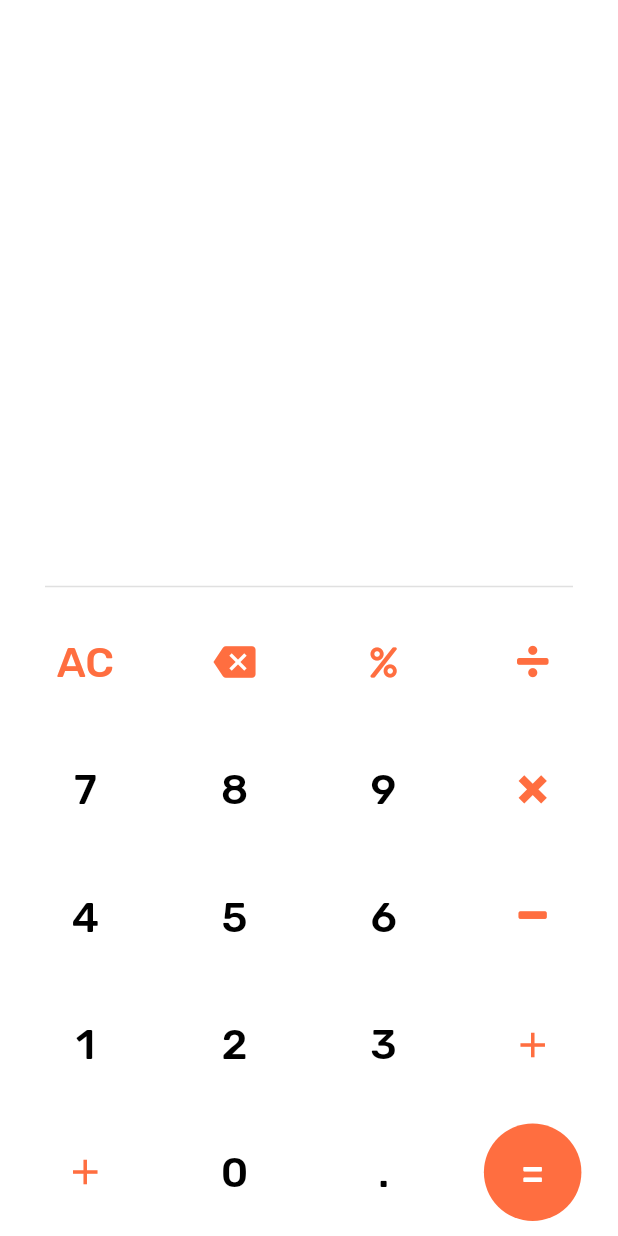
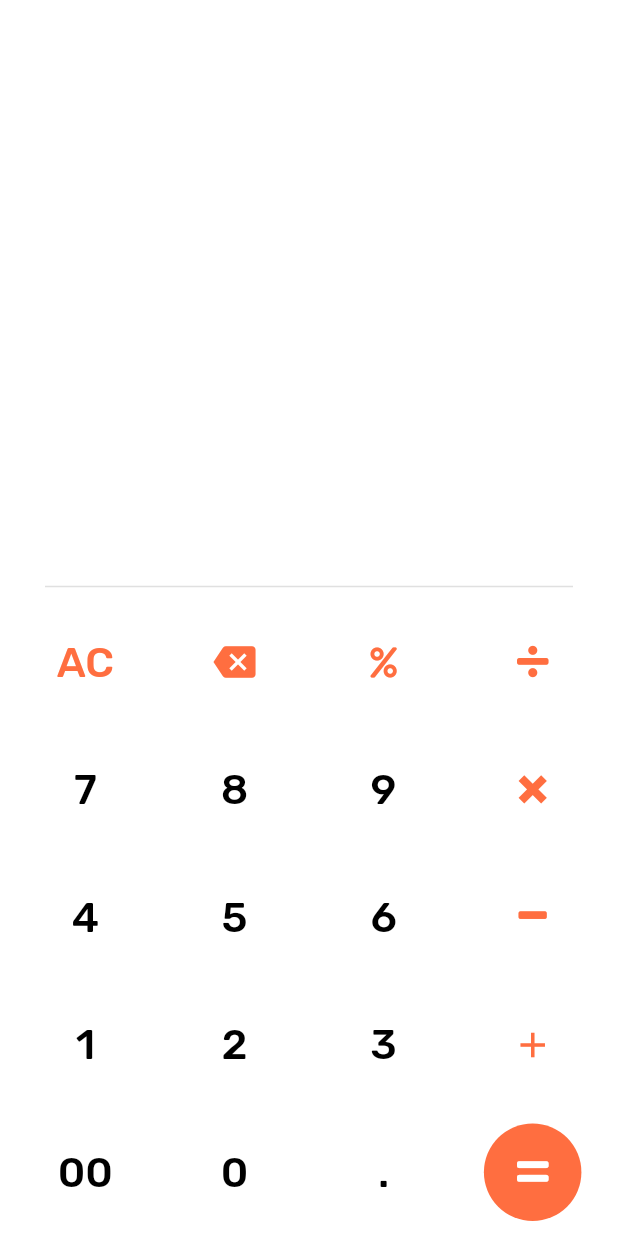
Before and after one commit to qadher/flutter-calculator, a Flutter app: the screen it shows after launch, on a phone screen of 412 x 824 dp. Run offline on Flutter 3.47's test engine with Material 2 defaults, Android fonts, the phone set to English and light mode, and no system bars; our stand-ins replace math_expressions.

Commit message:
calculator almost done

```diff
--- a/lib/custom_icon_icons.dart
+++ b/lib/custom_icon_icons.dart
@@ -38,4 +38,5 @@ class CustomIcon {
   static const IconData percent = IconData(0xf295, fontFamily: _kFontFam, fontPackage: _kFontPkg);
   static const IconData divide = IconData(0xf529, fontFamily: _kFontFam, fontPackage: _kFontPkg);
   static const IconData equals = IconData(0xf52c, fontFamily: _kFontFam, fontPackage: _kFontPkg);
+
 }
--- /dev/null
+++ b/lib/equalToButton.dart
@@ -0,0 +1,47 @@
+import 'package:calculator/custom_icon_icons.dart';
+import 'package:flutter/material.dart';
+
+class EqualToButton extends StatelessWidget {
+  final String text;
+  final Color textColor;
+  final double textSize;
+  final Function callback;
+
+  const EqualToButton({
+    Key? key,
+    this.text = '',
+    this.textColor = Colors.orangeAccent,
+    this.textSize = 28,
+    required this.callback,
+  }) : super(key: key);
+
+  @override
+  Widget build(BuildContext context) {
+    return Container(
+      margin: EdgeInsets.all(10),
+      child: SizedBox(
+        width: 65,
+        height: 65,
+        child: Ink(
+          decoration: ShapeDecoration(
+              color: Colors.deepOrangeAccent,
+              shape: RoundedRectangleBorder(
+                  borderRadius: BorderRadius.circular(50))),
+          child: IconButton(
+            color: Colors.white,
+            // highlightColor: Colors.red,
+
+            icon: Icon(
+              CustomIcon.equals,
+              size: 24,
+            ),
+            onPressed: () {
+              callback(text);
+            },
+
+          ),
+        ),
+      ),
+    );
+  }
+}
--- a/lib/homePage.dart
+++ b/lib/homePage.dart
@@ -1,6 +1,7 @@
 import 'package:calculator/calculatorButton.dart';
 import 'package:calculator/calculatorIconButton.dart';
 import 'package:calculator/custom_icon_icons.dart';
+import 'package:calculator/equalToButton.dart';
 import 'package:flutter/material.dart';
 import 'package:math_expressions/math_expressions.dart';
 
@@ -72,6 +73,8 @@ class _HomePageState extends State<HomePage> {
               padding: EdgeInsets.all(12),
               child: Text(
                 _expression,
+                //TODO
+                //maxLines: 1,
                 style: TextStyle(
                   fontFamily: 'Rubik',
                   fontSize: 48,
@@ -121,10 +124,10 @@ class _HomePageState extends State<HomePage> {
             Row(
               mainAxisAlignment: MainAxisAlignment.spaceEvenly,
               children: [
-                CalculatorIconButton(buttonIcon: Icon(Icons.add), callback: numClick, text: '00',),
+                normalButton(buttonText: '00', callback: numClick),
                 normalButton(buttonText: '0', callback: numClick),
                 normalButton(buttonText: '.', callback: numClick),
-                equalToButton(buttonText: '=', callback: evaluate),
+                EqualToButton(callback: evaluate)
               ],
             ),
           ],
@@ -145,15 +148,4 @@ class _HomePageState extends State<HomePage> {
     );
   }
 
-  Widget equalToButton({required String buttonText, required Function callback}) {
-    return Container(
-      child: CalculatorButton(
-        text: buttonText,
-        textColor: Colors.white,
-        fillColor: Colors.deepOrangeAccent, callback: callback,
-
-      ),
-    );
-
-  }
 }
```
Also changed, not shown: 26 other files.
